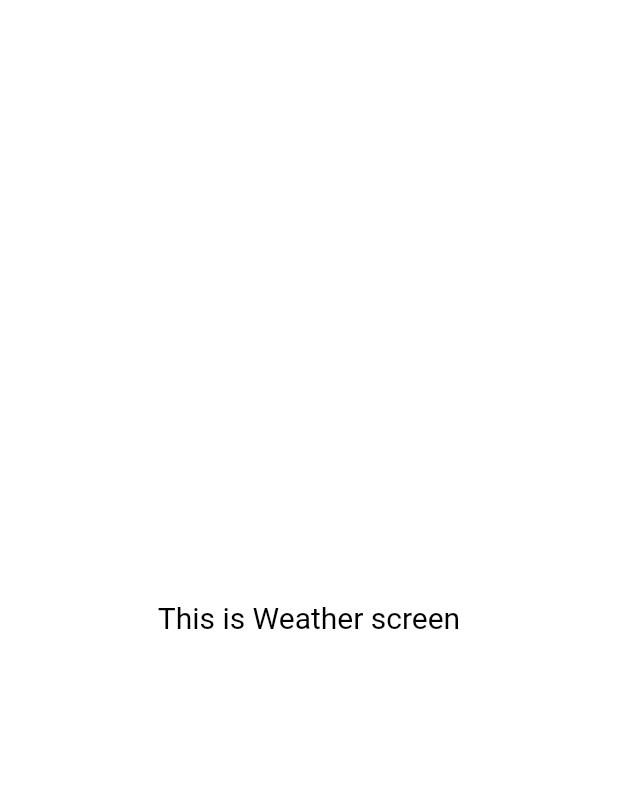
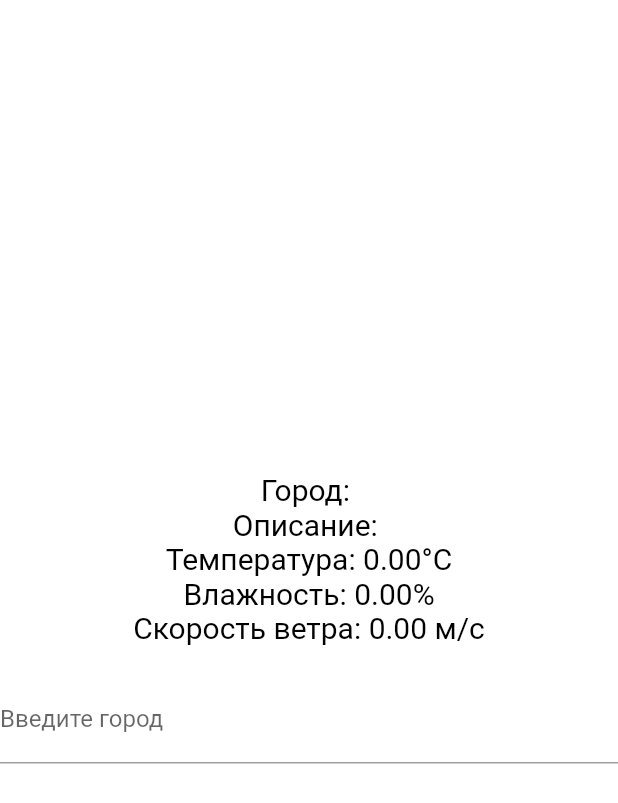
Before and after one commit to meylis1998/multiple_featured, a Flutter app: the WeatherScreen screen opened by its route, on a phone screen of 412 x 824 dp. Shown: the top 803 px of the screen. Run offline on Flutter 3.47's test engine with Material 2 defaults, Android fonts, the phone set to English and light mode, and no system bars; our stand-ins replace get, google_nav_bar, iconsax, mask_text_input_formatter; network calls fail.

Commit message:
added weather forecase feature v3.0

```diff
--- a/lib/app/app.dart
+++ b/lib/app/app.dart
@@ -1,5 +1,4 @@
 library app;
 
-export 'core/core.dart';
 export 'data/data.dart';
 export 'screens/screens.dart';
--- /dev/null
+++ b/lib/app/data/models/weather_model.dart
@@ -0,0 +1,29 @@
+class Weather {
+  final String cityName;
+  final String description;
+  final double temperature;
+  final double humidity;
+  final double windSpeed;
+
+  Weather({
+    required this.cityName,
+    required this.description,
+    required this.temperature,
+    required this.humidity,
+    required this.windSpeed,
+  });
+
+  factory Weather.fromJson(Map<String, dynamic> json) {
+    final weatherData = json['weather'][0];
+    final mainData = json['main'];
+    final windData = json['wind'];
+
+    return Weather(
+      cityName: json['name'],
+      description: weatherData['description'],
+      temperature: (mainData['temp'] - 273.15), // Convert from Kelvin to Celsius
+      humidity: mainData['humidity'].toDouble(),
+      windSpeed: windData['speed'].toDouble(),
+    );
+  }
+}
--- a/lib/app/data/routes/app_pages.dart
+++ b/lib/app/data/routes/app_pages.dart
@@ -17,6 +17,6 @@ class AppPages {
     ),
     GetPage(name: AppRoutes.home, page: () => const HomeScreen()),
     GetPage(name: AppRoutes.calculator, page: () => CalculatorScreen()),
-    GetPage(name: AppRoutes.weather, page: () => const WeatherScreen()),
+    GetPage(name: AppRoutes.weather, page: () => WeatherScreen()),
   ];
 }
--- a/lib/app/screens/calculator/calculator.dart
+++ b/lib/app/screens/calculator/calculator.dart
@@ -1,5 +1,4 @@
 library calculator;
 
-export 'binding.dart';
 export 'controller.dart';
 export 'screen.dart';
--- a/lib/app/screens/dashboard/binding.dart
+++ b/lib/app/screens/dashboard/binding.dart
@@ -1,16 +1,10 @@
 import 'package:get/get.dart';
 
 import 'controller.dart';
-
-
 
 class DashboardBinding extends Bindings {
   @override
   void dependencies() {
     Get.lazyPut<DashboardController>(() => DashboardController());
-    // Get.put<CategoryController>(
-    //   CategoryController(),
-    //   permanent: true,
-    // );
   }
 }
--- a/lib/app/screens/dashboard/screen.dart
+++ b/lib/app/screens/dashboard/screen.dart
@@ -16,7 +16,7 @@ class Dashboard extends StatelessWidget {
   static final List<Widget> _widgetOptions = <Widget>[
     const HomeScreen(),
     CalculatorScreen(),
-    const WeatherScreen(),
+    WeatherScreen(),
   ];
 
   @override
--- a/lib/app/screens/weather/controller.dart
+++ b/lib/app/screens/weather/controller.dart
@@ -0,0 +1,51 @@
+import 'dart:convert';
+import 'package:flutter/material.dart';
+import 'package:http/http.dart' as http;
+import 'package:get/get.dart';
+import 'package:test_app/app/data/models/weather_model.dart';
+
+class WeatherController extends GetxController {
+  final weather = Weather(
+    cityName: '',
+    description: '',
+    temperature: 0.0,
+    humidity: 0.0,
+    windSpeed: 0.0,
+  ).obs;
+
+  final city = 'Saratov'.obs;
+
+  @override
+  void onInit() {
+    super.onInit();
+    updateWeatherData();
+    // Обновляйте погодные данные каждые 2-3 секунды
+    ever(city, (_) => updateWeatherData());
+  }
+
+  void updateWeatherData() async {
+    const apiKey = '4575241bcbc8f673106e1561aded209c';
+
+    final apiUrl = 'https://api.openweathermap.org/data/2.5/weather?q=${city.value}&appid=$apiKey';
+
+    try {
+      final response = await http.get(Uri.parse(apiUrl));
+      final jsonData = json.decode(response.body);
+
+      if (response.statusCode == 200) {
+        final newWeather = Weather.fromJson(jsonData);
+        weather.value = newWeather;
+      } else {
+        // Обработка ошибок, если не удалось получить данные
+        debugPrint('Ошибка при загрузке данных: ${response.statusCode}');
+      }
+    } catch (error) {
+      // Обработка ошибок, если не удалось выполнить запрос
+      debugPrint('Ошибка при выполнении запроса: $error');
+    }
+  }
+
+  void changeCity(String newCity) {
+    city.value = newCity;
+  }
+}
--- a/lib/app/screens/weather/screen.dart
+++ b/lib/app/screens/weather/screen.dart
@@ -1,13 +1,36 @@
 import 'package:flutter/material.dart';
+import 'package:get/get.dart';
+
+import 'controller.dart';
 
 class WeatherScreen extends StatelessWidget {
-  const WeatherScreen({super.key});
+  WeatherScreen({super.key});
+
+  final WeatherController weatherController = Get.put(WeatherController());
 
   @override
   Widget build(BuildContext context) {
     return Scaffold(
       body: Center(
-        child: Text('This is Weather screen'),
+        child: Obx(
+          () => Column(
+            mainAxisAlignment: MainAxisAlignment.center,
+            children: [
+              Text('Город: ${weatherController.weather.value.cityName}'),
+              Text('Описание: ${weatherController.weather.value.description}'),
+              Text('Температура: ${weatherController.weather.value.temperature.toStringAsFixed(2)}°C'),
+              Text('Влажность: ${weatherController.weather.value.humidity.toStringAsFixed(2)}%'),
+              Text('Скорость ветра: ${weatherController.weather.value.windSpeed.toStringAsFixed(2)} м/с'),
+              const SizedBox(height: 20),
+              TextField(
+                onChanged: (newCity) => weatherController.changeCity(newCity),
+                decoration: const InputDecoration(
+                  labelText: 'Введите город',
+                ),
+              ),
+            ],
+          ),
+        ),
       ),
     );
   }
--- a/pubspec.yaml
+++ b/pubspec.yaml
@@ -40,6 +40,7 @@ dependencies:
   iconsax: ^0.0.8
   mask_input_formatter: ^0.0.3
   mask_text_input_formatter: ^2.5.0
+  http: ^1.1.0
 
 dev_dependencies:
   flutter_test:
```
Also changed, not shown: lib/app/screens/calculator/screen.dart (+12 -8 lines), lib/app/core/core.dart (deleted), lib/app/screens/calculator/binding.dart (deleted), pubspec.lock.
